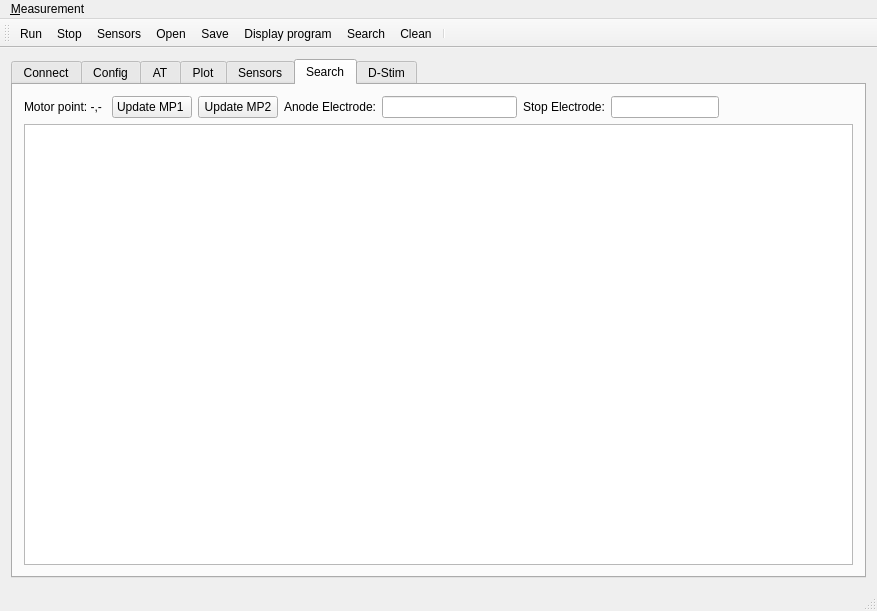
First picture: the form in nems/nems/mainwindow.ui, repository saul-rodriguez/Qt, before the edit.
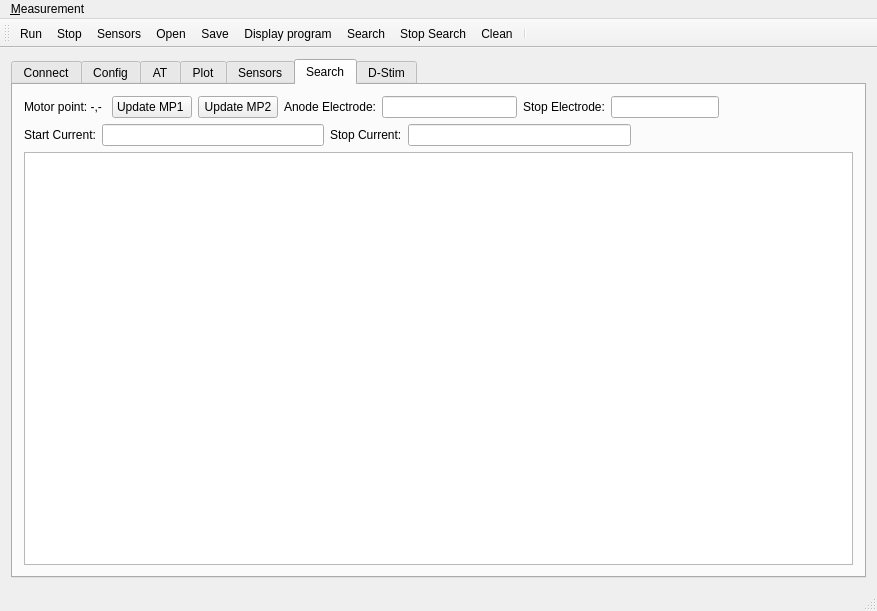
Second picture: the form after the edit. Icons and pictures are not drawn.

```diff
--- a/nems/nems/mainwindow.ui
+++ b/nems/nems/mainwindow.ui
@@ -959,6 +959,43 @@
               </item>
              </layout>
             </item>
+            <item>
+             <layout class="QHBoxLayout" name="horizontalLayout_22">
+              <item>
+               <widget class="QLabel" name="label_35">
+                <property name="text">
+                 <string>Start Current:</string>
+                </property>
+               </widget>
+              </item>
+              <item>
+               <widget class="QLineEdit" name="lineEditSearchStartCurrent"/>
+              </item>
+              <item>
+               <widget class="QLabel" name="label_36">
+                <property name="text">
+                 <string>Stop Current:</string>
+                </property>
+               </widget>
+              </item>
+              <item>
+               <widget class="QLineEdit" name="lineEditSearchStopCurrent"/>
+              </item>
+              <item>
+               <spacer name="horizontalSpacer_3">
+                <property name="orientation">
+                 <enum>Qt::Horizontal</enum>
+                </property>
+                <property name="sizeHint" stdset="0">
+                 <size>
+                  <width>40</width>
+                  <height>20</height>
+                 </size>
+                </property>
+               </spacer>
+              </item>
+             </layout>
+            </item>
             <item>
              <widget class="QPlainTextEdit" name="plainTextEditSearch"/>
             </item>
@@ -1154,6 +1191,7 @@
    <addaction name="action_Save"/>
    <addaction name="action_Display_program"/>
    <addaction name="actionSearch"/>
+   <addaction name="actionStop_Search"/>
    <addaction name="action_Clean"/>
    <addaction name="separator"/>
   </widget>
@@ -1254,6 +1292,11 @@
     <string>Search</string>
    </property>
   </action>
+  <action name="actionStop_Search">
+   <property name="text">
+    <string>Stop Search</string>
+   </property>
+  </action>
  </widget>
  <layoutdefault spacing="6" margin="11"/>
  <tabstops>
```
Left out of the diff: 3 changed lines with no effect on the pictures.
